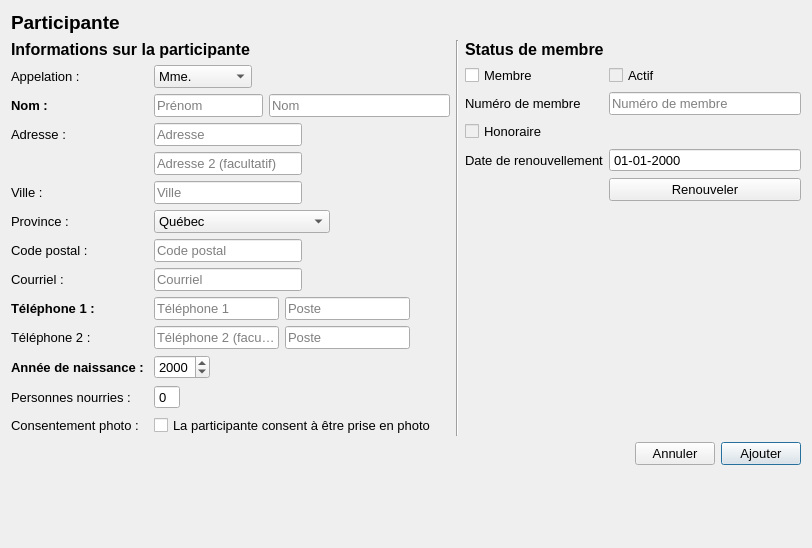
Above: GUI/participante.ui from samueldrouin/PyGuide before the change. Below: the same form after it.
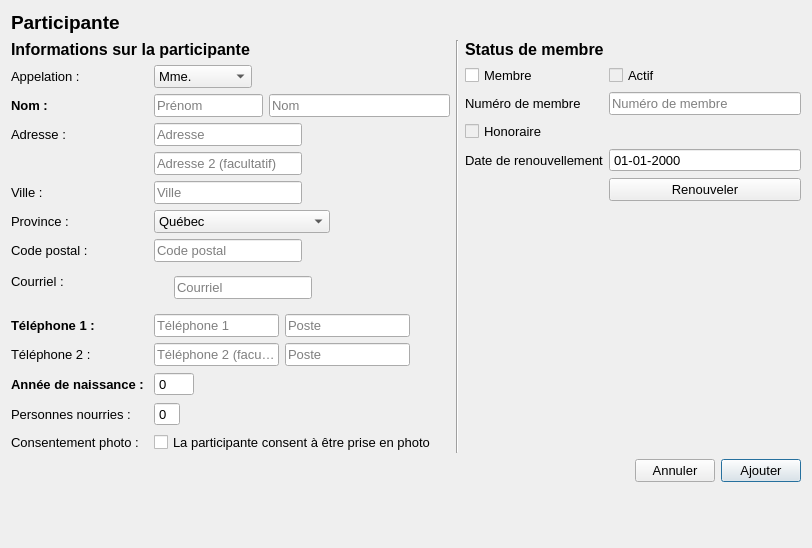
That is the form after the change.

Commit message: Mettre une année de naissance nulle par défaut pour les participantes (Issue #36)

Diff of the .ui file:
```diff
--- a/GUI/participante.ui
+++ b/GUI/participante.ui
@@ -504,12 +504,12 @@
          <item row="10" column="1">
           <layout class="QHBoxLayout" name="horizontalLayout_10">
            <item>
-            <widget class="QDateEdit" name="ded_date_naissance">
-             <property name="displayFormat">
-              <string notr="true">yyyy</string>
+            <widget class="QSpinBox" name="sbx_annee_naissance">
+             <property name="buttonSymbols">
+              <enum>QAbstractSpinBox::NoButtons</enum>
              </property>
-             <property name="calendarPopup">
-              <bool>false</bool>
+             <property name="maximum">
+              <number>3000</number>
              </property>
             </widget>
            </item>
@@ -592,6 +592,19 @@
          </item>
          <item row="7" column="1">
           <layout class="QHBoxLayout" name="horizontalLayout_14">
+           <item>
+            <spacer name="verticalSpacer_2">
+             <property name="orientation">
+              <enum>Qt::Vertical</enum>
+             </property>
+             <property name="sizeHint" stdset="0">
+              <size>
+               <width>20</width>
+               <height>40</height>
+              </size>
+             </property>
+            </spacer>
+           </item>
            <item>
             <widget class="QLineEdit" name="txt_email">
              <property name="placeholderText">
@@ -871,7 +884,7 @@
         </layout>
        </item>
        <item>
-        <spacer name="verticalSpacer_2">
+        <spacer name="verticalSpacer_3">
          <property name="orientation">
           <enum>Qt::Vertical</enum>
          </property>
```
Left out of the diff: 9 changed lines with no effect on the pictures. The commit also changes 1 other file.
